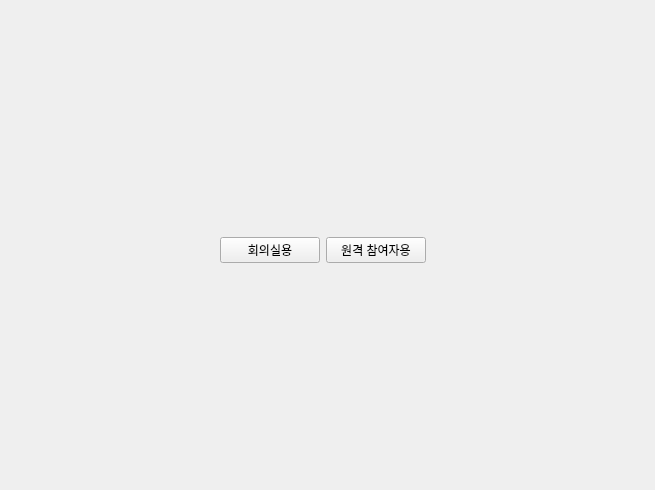
JustTALK-veda/Client_QT, file start.ui: the form before one commit.
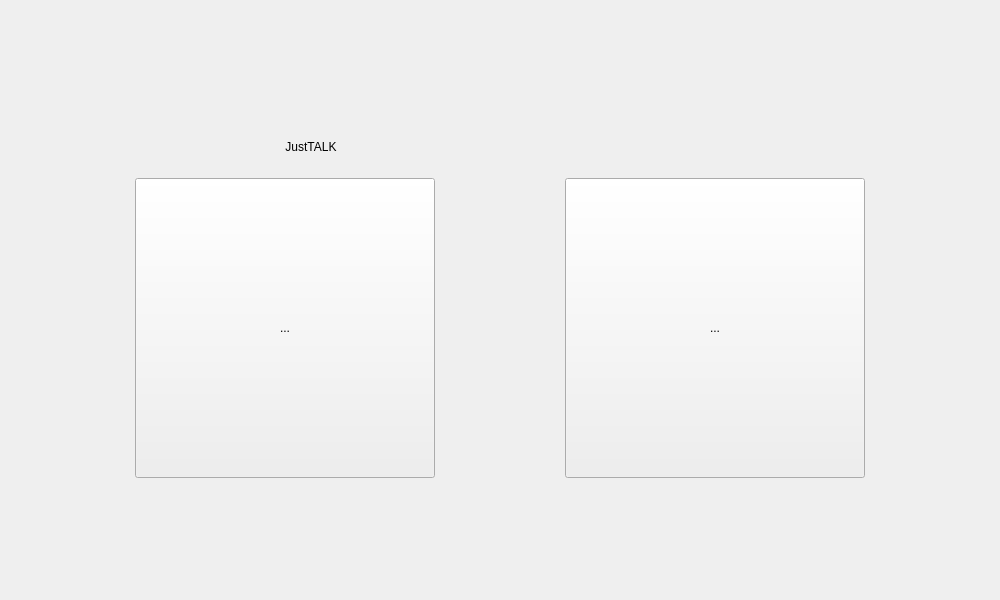
The form after the commit.

What changed in the file:
```diff
--- a/start.ui
+++ b/start.ui
@@ -6,39 +6,71 @@
    <rect>
     <x>0</x>
     <y>0</y>
-    <width>655</width>
-    <height>490</height>
+    <width>1000</width>
+    <height>600</height>
    </rect>
   </property>
+  <property name="maximumSize">
+   <size>
+    <width>1000</width>
+    <height>1000</height>
+   </size>
+  </property>
   <property name="windowTitle">
    <string>Form</string>
   </property>
-  <widget class="QWidget" name="horizontalLayoutWidget">
-   <property name="geometry">
-    <rect>
-     <x>220</x>
-     <y>210</y>
-     <width>206</width>
-     <height>80</height>
-    </rect>
-   </property>
+  <layout class="QVBoxLayout" name="mainVerticalLayout">
+   <item>
+    <layout class="QVBoxLayout" name="verticalLayout">
+     <item>
+      <widget class="QLabel" name="label">
+       <property name="maximumSize">
+        <size>
+         <width>600</width>
+         <height>50</height>
+        </size>
+       </property>
+       <property name="text">
+        <string>JustTALK</string>
+       </property>
+       <property name="alignment">
+        <set>Qt::AlignmentFlag::AlignCenter</set>
+       </property>
+      </widget>
+     </item>
+     <item>
    <layout class="QHBoxLayout" name="horizontalLayout">
     <item>
-     <widget class="QPushButton" name="localUserButton">
+        <widget class="QToolButton" name="localUserButton">
+         <property name="maximumSize">
+          <size>
+           <width>300</width>
+           <height>300</height>
+          </size>
+         </property>
       <property name="text">
-       <string>회의실용</string>
+          <string>...</string>
       </property>
      </widget>
     </item>
     <item>
-     <widget class="QPushButton" name="remoteUserButton">
+        <widget class="QToolButton" name="remoteUserButton">
+         <property name="maximumSize">
+          <size>
+           <width>300</width>
+           <height>300</height>
+          </size>
+         </property>
       <property name="text">
-       <string>원격 참여자용</string>
+          <string>...</string>
       </property>
      </widget>
     </item>
    </layout>
-  </widget>
+     </item>
+    </layout>
+   </item>
+  </layout>
  </widget>
  <resources/>
  <connections/>
```
Left out of the diff: 2 changed lines with no effect on the pictures. Lines whose indentation alone changed are shown as unchanged.
